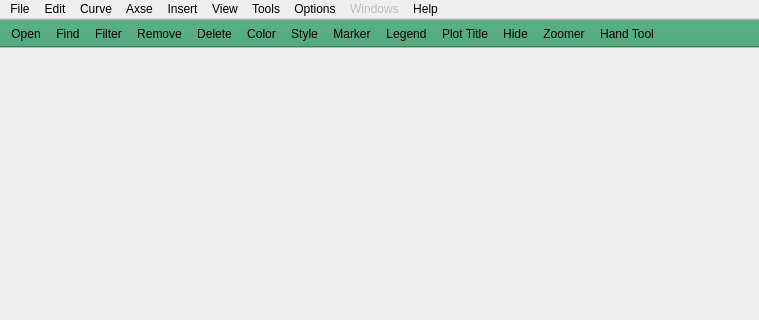
Sunfe/icurve, file icurve_v2.0/icurve/resource/icurve.ui: the form before one commit; both pictures show x 0 to 759 and y 0 to 320 of the 759 by 475 pixel window.
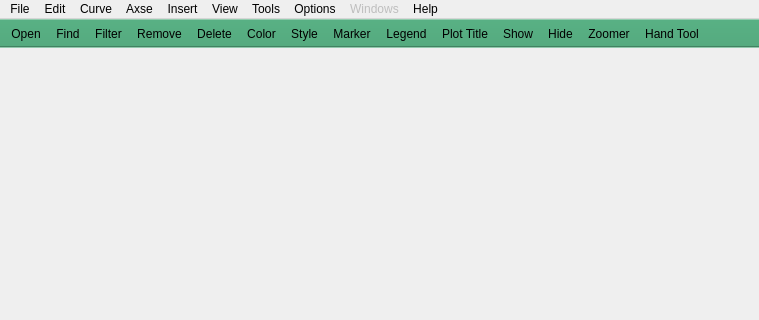
The form after the commit. Icons and pictures are not drawn.

Patch:
```diff
--- a/icurve_v2.0/icurve/resource/icurve.ui
+++ b/icurve_v2.0/icurve/resource/icurve.ui
@@ -280,6 +280,7 @@
    <addaction name="actionMarker"/>
    <addaction name="actionLegend"/>
    <addaction name="actionTitle"/>
+   <addaction name="actionShow"/>
    <addaction name="actionHide"/>
    <addaction name="actionZoom"/>
    <addaction name="actionHandMove"/>
```
Left out of the diff: 4 changed lines with no effect on the pictures.
